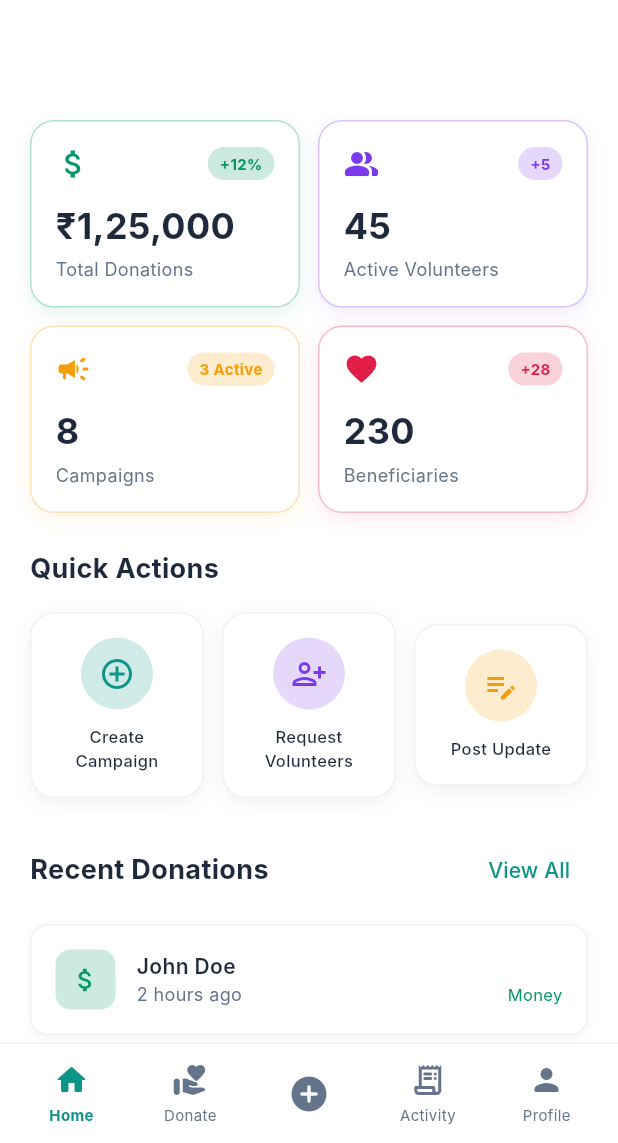
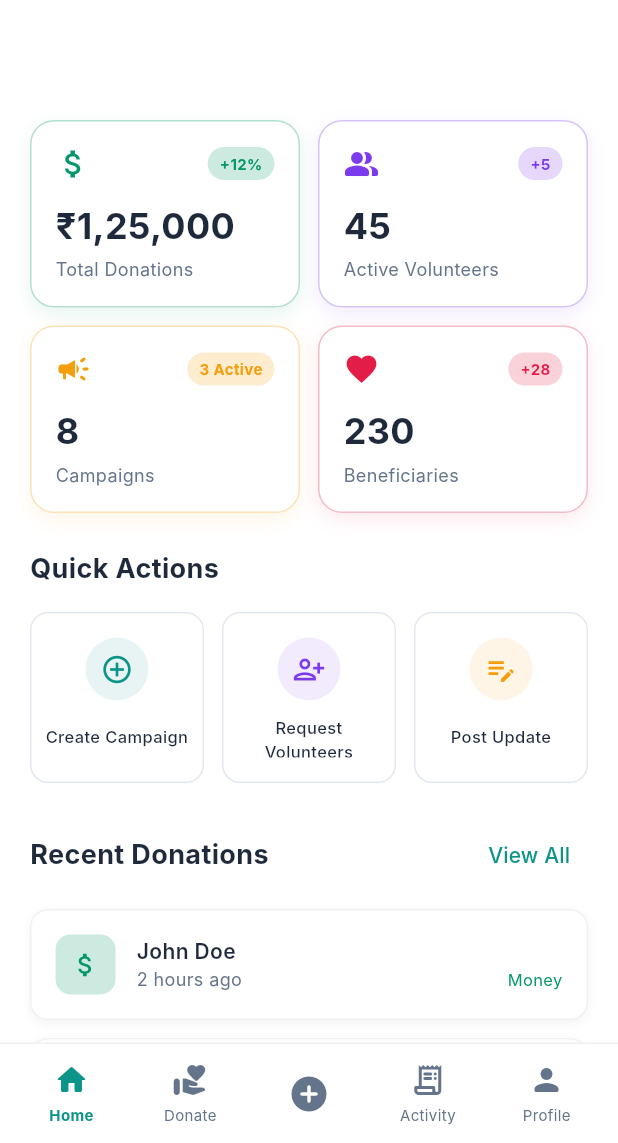
Before and after one commit to raai2005/people-for-people, a Flutter app: the NGODashboard screen opened directly, on a phone screen of 412 x 824 dp, the part 93-1236 px from its top. Run offline on Flutter 3.47's test engine with Material 3 defaults, Android fonts, the phone set to English and light mode, and no system bars; our stand-ins replace cloud_firestore, file_picker, firebase_auth, firebase_core, flutter_dotenv, image_picker; accounts and stored records are empty; generated files the repository leaves out were written again; Roboto replaces fonts that are missing (Inter).

Commit message:
style: refine UI elements for improved aesthetics and consistency in NGO screens

```diff
--- a/people/lib/screens/ngo/ngo_dashboard.dart
+++ b/people/lib/screens/ngo/ngo_dashboard.dart
@@ -366,40 +366,40 @@ class _NGODashboardState extends State<NGODashboard> {
   Widget _buildActionCard(String title, IconData icon, Color color) {
     return InkWell(
       onTap: () {},
-      borderRadius: BorderRadius.circular(16),
+      borderRadius: BorderRadius.circular(12),
       child: Container(
-        padding: const EdgeInsets.all(16),
+        padding: const EdgeInsets.symmetric(vertical: 16, horizontal: 8),
         decoration: BoxDecoration(
           color: AppTheme.white,
-          borderRadius: BorderRadius.circular(16),
-          border: Border.all(color: AppTheme.grey.withValues(alpha: 0.1)),
-          boxShadow: [
-            BoxShadow(
-              color: Colors.black.withValues(alpha: 0.05),
-              blurRadius: 10,
-              offset: const Offset(0, 4),
-            ),
-          ],
+          borderRadius: BorderRadius.circular(12),
+          border: Border.all(color: AppTheme.borderGrey),
         ),
         child: Column(
+          mainAxisAlignment: MainAxisAlignment.center,
           children: [
             Container(
-              padding: const EdgeInsets.all(12),
+              padding: const EdgeInsets.all(10),
               decoration: BoxDecoration(
-                color: color.withValues(alpha: 0.2),
+                color: color.withValues(alpha: 0.1),
                 shape: BoxShape.circle,
               ),
-              child: Icon(icon, color: color, size: 24),
+              child: Icon(icon, color: color, size: 22),
             ),
             const SizedBox(height: 10),
-            Text(
-              title,
-              style: TextStyle(
-                color: AppTheme.primaryDark,
-                fontSize: 11,
-                fontWeight: FontWeight.w500,
+            SizedBox(
+              height: 28,
+              child: Center(
+                child: Text(
+                  title,
+                  style: const TextStyle(
+                    color: AppTheme.primaryDark,
+                    fontSize: 11,
+                    fontWeight: FontWeight.w500,
+                  ),
+                  textAlign: TextAlign.center,
+                  maxLines: 2,
+                ),
               ),
-              textAlign: TextAlign.center,
             ),
           ],
         ),
--- a/people/lib/screens/ngo/ngo_profile_screen.dart
+++ b/people/lib/screens/ngo/ngo_profile_screen.dart
@@ -658,7 +658,7 @@ class _NGOProfileScreenState extends State<NGOProfileScreen> {
         children: [
           // Profile Image
           GestureDetector(
-            onTap: _isEditing ? _pickAndUploadImage : null,
+            onTap: _pickAndUploadImage,
             child: Stack(
               children: [
                 Container(
@@ -698,7 +698,7 @@ class _NGOProfileScreenState extends State<NGOProfileScreen> {
                       ),
                     ),
                   ),
-                if (_isEditing && !_isUploadingImage)
+                if (!_isUploadingImage)
                   Positioned(
                     bottom: 0,
                     right: 0,
```
Also changed, not shown: people/lib/screens/ngo/ngo_transactions_screen.dart (+10 -4 lines).
